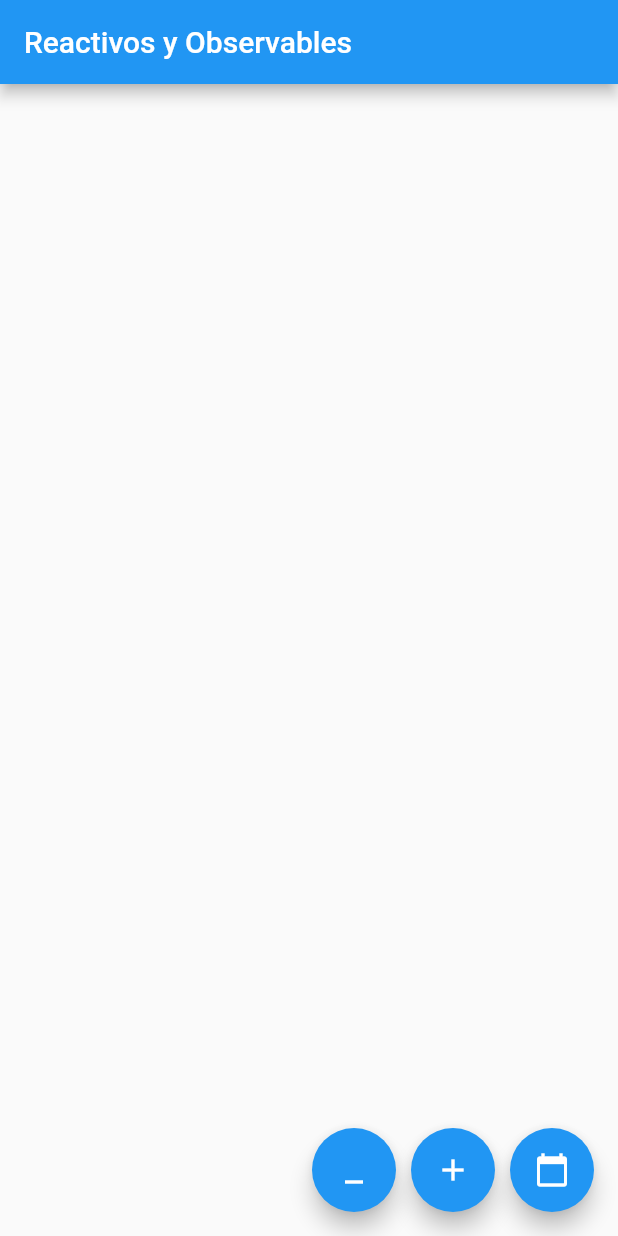
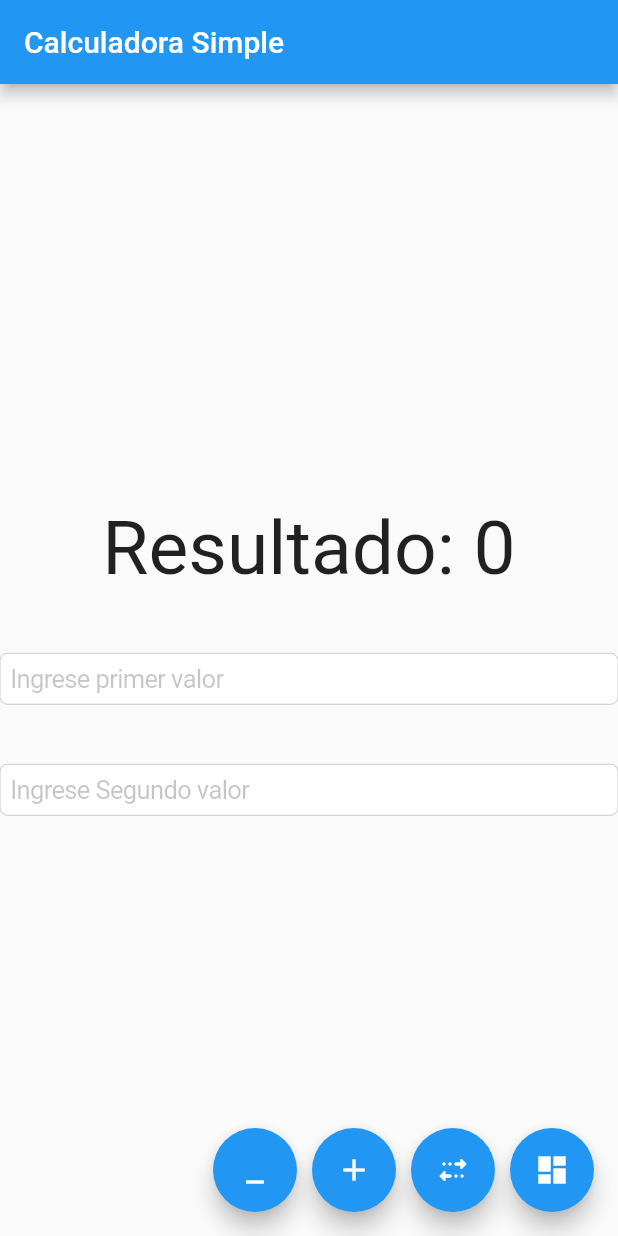
Before and after one commit to devjaime/flutterGetx, a Flutter app: the screen it shows after launch, after a tap on the "minimize" icon, on a phone screen of 412 x 824 dp. Run offline on Flutter 3.47's test engine with Material 2 defaults, Android fonts, the phone set to English and light mode, and no system bars; our stand-ins replace dio, get; accounts and stored records are empty.

Commit message:
calculadorareactiva

```diff
--- /dev/null
+++ b/lib/controller/calculadora_controller.dart
@@ -0,0 +1,86 @@
+import 'package:get/get_state_manager/get_state_manager.dart';
+import 'package:get/state_manager.dart';
+
+class CalculadoraController extends GetxController {
+  //Getx
+  RxDouble _counter = 0.0.obs;
+  RxDouble get counter => _counter;
+  //Listas
+  RxList<String> items = <String>[].obs;
+
+  String _inpuText_1 = "";
+  String _inpuText_2 = "";
+
+  var operation = '+'.obs;
+
+  var mathResult = '0'.obs;
+
+  @override
+  void onInit() {
+    super.onInit();
+  }
+
+  @override
+  void onReady() {
+    super.onReady();
+  }
+
+  void suma() {
+    operation.value = '+';
+    calculateResult();
+  }
+
+  void resta() {
+    operation.value = '-';
+    calculateResult();
+  }
+
+  void multiplicar() {
+    operation.value = 'X';
+    calculateResult();
+  }
+
+  void dividir() {
+    operation.value = '/';
+    calculateResult();
+  }
+
+  void onInputTextChanged_1(String text) {
+    this._inpuText_1 = text;
+    //print(this._inpuText_1);
+  }
+
+  void onInputTextChanged_2(String text) {
+    this._inpuText_2 = text;
+  }
+
+  calculateResult() {
+    double num1 = double.parse(this._inpuText_1);
+    double num2 = double.parse(this._inpuText_2);
+
+    //secondNumber.value = mathResult.value;
+    //print(operation.value);
+    switch (operation.value) {
+      case '+':
+        mathResult.value = '${num1 + num2}';
+        break;
+
+      case '-':
+        mathResult.value = '${num1 - num2}';
+        break;
+
+      case '/':
+        mathResult.value = '${num1 / num2}';
+        break;
+
+      case 'X':
+        mathResult.value = '${num1 * num2}';
+        break;
+
+      default:
+        return;
+    }
+
+    print(mathResult.value);
+  }
+}
--- a/lib/main.dart
+++ b/lib/main.dart
@@ -1,4 +1,5 @@
 import 'package:flutter/material.dart';
+import 'package:flutter_getx/pages/calculadora_page.dart';
 import 'package:flutter_getx/pages/home_global_page.dart';
 import 'package:flutter_getx/pages/reactive_page.dart';
 //import 'package:flutter_getx/pages/home_page.dart';
@@ -22,7 +23,7 @@ class MyApp extends StatelessWidget {
       theme: ThemeData(
         primarySwatch: Colors.blue,
       ),
-      home: ReactivePage(),
+      home: CalculadoraPage(),
     );
   }
 }
--- /dev/null
+++ b/lib/pages/calculadora_page.dart
@@ -0,0 +1,86 @@
+import 'package:flutter/cupertino.dart';
+import 'package:flutter/material.dart';
+import 'package:flutter_getx/controller/calculadora_controller.dart';
+import 'package:get/get_state_manager/get_state_manager.dart';
+
+class CalculadoraPage extends StatelessWidget {
+  @override
+  Widget build(BuildContext context) {
+    return GetBuilder<CalculadoraController>(
+      init: CalculadoraController(),
+      builder: (_) {
+        print("Render Widget");
+        return Scaffold(
+          appBar: AppBar(
+            title: Text("Calculadora Simple"),
+          ),
+          body: Container(
+            width: double.infinity,
+            child: Column(
+              mainAxisAlignment: MainAxisAlignment.center,
+              children: [
+                Obx(
+                  () => Text(
+                    "Resultado: ${_.mathResult.value}",
+                    style: TextStyle(fontSize: 50.0),
+                  ),
+                ),
+                SizedBox(
+                  height: 40,
+                ),
+                CupertinoTextField(
+                  placeholder: "Ingrese primer valor",
+                  onChanged: _.onInputTextChanged_1,
+                ),
+                SizedBox(
+                  height: 40,
+                ),
+                CupertinoTextField(
+                  placeholder: "Ingrese Segundo valor",
+                  onChanged: _.onInputTextChanged_2,
+                ),
+              ],
+            ),
+          ),
+          floatingActionButton: Row(
+            mainAxisAlignment: MainAxisAlignment.end,
+            children: [
+              SizedBox(
+                width: 10.0,
+              ),
+              FloatingActionButton(
+                onPressed: _.resta,
+                tooltip: 'restar',
+                child: Icon(Icons.minimize_outlined),
+              ),
+              SizedBox(
+                width: 10.0,
+              ),
+              FloatingActionButton(
+                onPressed: _.suma,
+                tooltip: 'sumar',
+                child: Icon(Icons.add),
+              ),
+              SizedBox(
+                width: 10.0,
+              ),
+              FloatingActionButton(
+                onPressed: _.multiplicar,
+                tooltip: 'multiplicar',
+                child: Icon(Icons.multiple_stop_rounded),
+              ),
+              SizedBox(
+                width: 10.0,
+              ),
+              FloatingActionButton(
+                onPressed: _.dividir,
+                tooltip: 'dividir',
+                child: Icon(Icons.dashboard),
+              ),
+            ],
+          ),
+        );
+      },
+    );
+  }
+}
```
